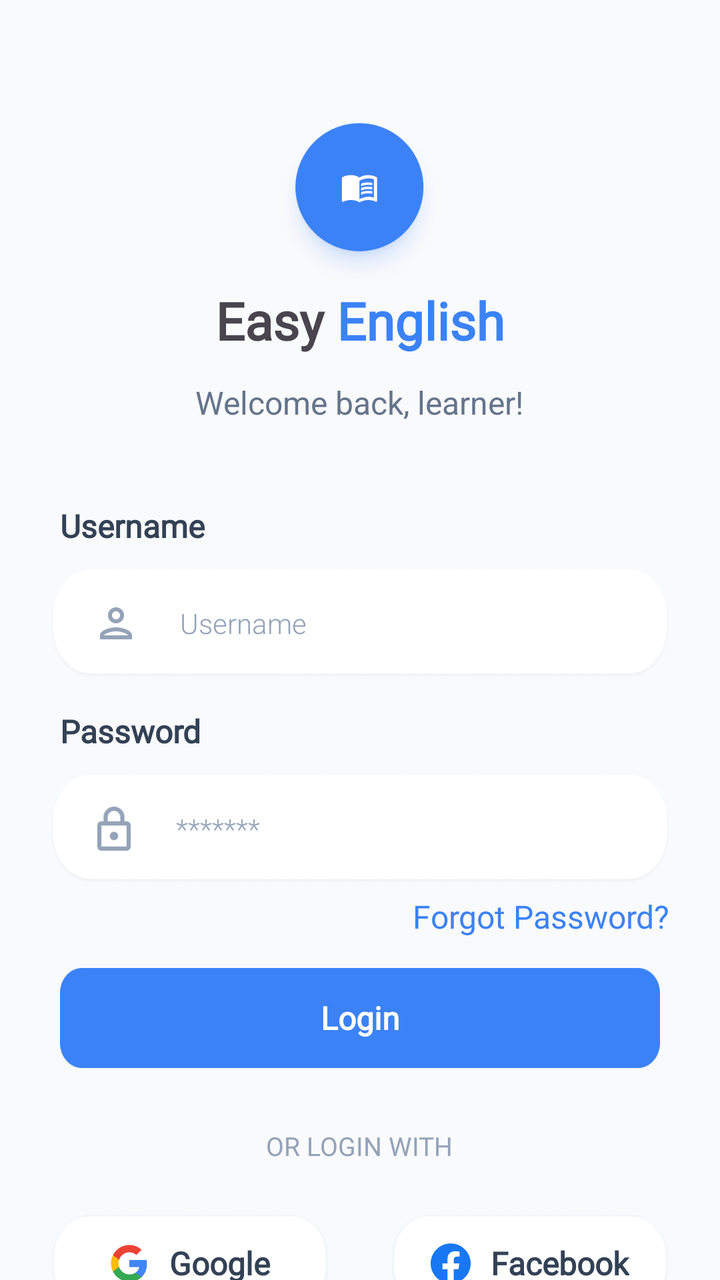
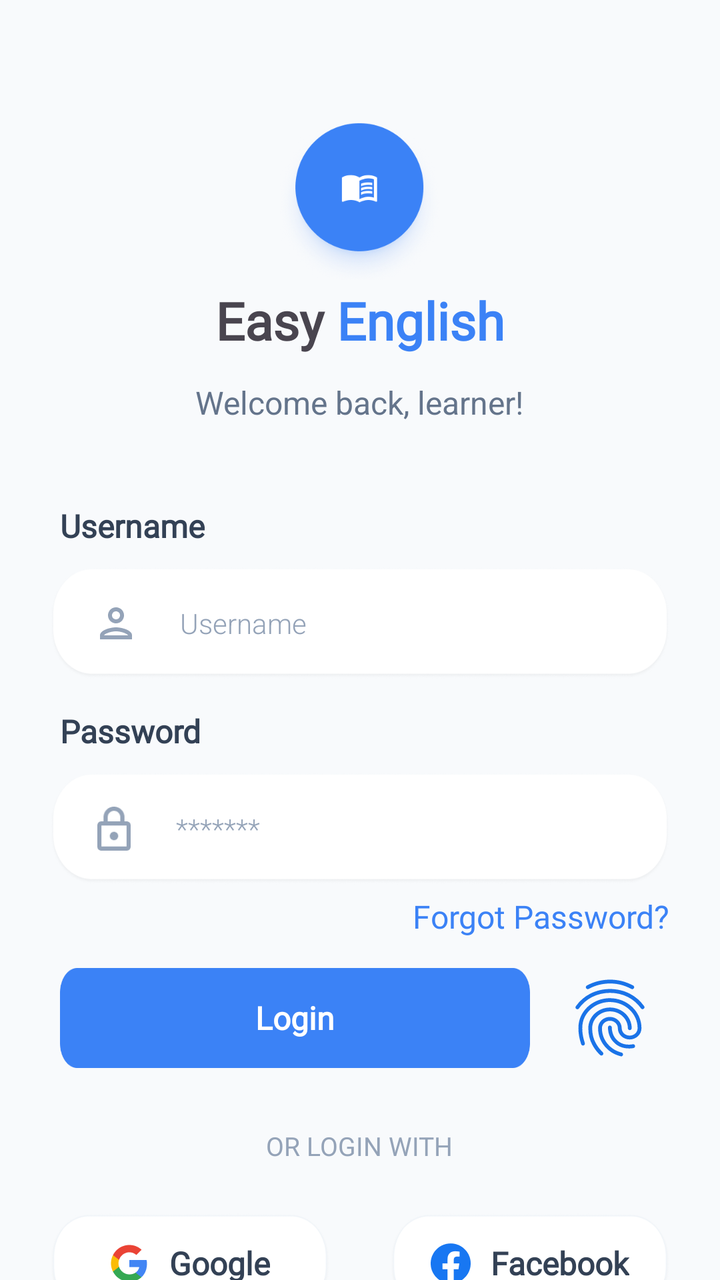

Compare the two renders of this Android layout. The source of the first and the diff that turns it into the second are given below.
<!-- AndroidManifest.xml: application theme Theme.ELearning -->
<!-- res/layout/fragment_login.xml -->
<?xml version="1.0" encoding="utf-8"?>
<LinearLayout xmlns:android="http://schemas.android.com/apk/res/android"
    xmlns:app="http://schemas.android.com/apk/res-auto"
    xmlns:tools="http://schemas.android.com/tools"
    android:layout_width="match_parent"
    android:layout_height="match_parent"
    android:background="@color/color_bg_app"
    android:orientation="vertical"
    android:paddingHorizontal="25dp"
    tools:ignore="UselessParent">

    <ImageView
        android:layout_width="80dp"
        android:layout_height="80dp"
        android:layout_gravity="center"
        android:layout_marginTop="60dp"
        android:src="@drawable/ic_logo_login"
        tools:ignore="ContentDescription,ImageContrastCheck" />

    <TextView
        android:layout_width="wrap_content"
        android:layout_height="60dp"
        android:layout_gravity="center"
        android:layout_marginTop="-10dp"
        android:fontFamily="@font/font_inter"
        android:gravity="center"
        android:text="@string/txt_splash"
        android:textFontWeight="800"
        android:textSize="26sp"
        tools:ignore="TextSizeCheck,TextContrastCheck" />

    <TextView
        android:layout_width="wrap_content"
        android:layout_height="wrap_content"
        android:layout_gravity="center"
        android:layout_marginBottom="40dp"
        android:fontFamily="sans-serif-light"
        android:text="@string/txt_des_login"
        android:textColor="@color/color_des_login"
        android:textFontWeight="400"
        android:textSize="16sp"
        tools:ignore="TextContrastCheck" />

    <LinearLayout
        android:layout_width="match_parent"
        android:layout_height="wrap_content"
        android:layout_marginBottom="15dp"
        android:orientation="vertical">

        <TextView
            android:layout_width="wrap_content"
            android:layout_height="wrap_content"
            android:layout_marginStart="5dp"
            android:layout_marginBottom="10dp"
            android:fontFamily="@font/font_inter"
            android:text="@string/txt_username"
            android:textColor="@color/color_text_app"
            android:textSize="16sp"
            android:textStyle="bold"
            tools:ignore="TextContrastCheck" />

        <TableRow
            android:layout_width="match_parent"
            android:layout_height="56dp"
            android:background="@drawable/bg_edt_login"
            android:gravity="center_vertical"
            android:paddingHorizontal="16dp">

            <ImageView
                android:layout_width="24dp"
                android:layout_height="24dp"
                android:layout_marginStart="5dp"
                android:layout_marginEnd="20dp"
                android:src="@drawable/ic_user"
                app:tint="@color/color_splash_des"
                tools:ignore="ContentDescription,ImageContrastCheck" />

            <EditText
                android:id="@+id/edtUsername"
                android:layout_width="0dp"
                android:layout_height="match_parent"
                android:layout_weight="1"
                android:autofillHints="@string/txt_username"
                android:background="@android:color/transparent"
                android:fontFamily="sans-serif-light"
                android:gravity="center_vertical"
                android:hint="@string/txt_username"
                android:inputType="text"
                android:maxLines="1"
                android:textColor="@color/color_text_app"
                android:textColorHint="@color/color_splash_des"
                android:textFontWeight="370"
                android:textSize="14sp"
                tools:ignore="TextContrastCheck,VisualLintTextFieldSize,DuplicateSpeakableTextCheck" />
        </TableRow>
    </LinearLayout>

    <LinearLayout
        android:layout_width="match_parent"
        android:layout_height="wrap_content"
        android:orientation="vertical">

        <TextView
            android:layout_width="wrap_content"
            android:layout_height="wrap_content"
            android:layout_marginStart="5dp"
            android:layout_marginBottom="10dp"
            android:fontFamily="@font/font_inter"
            android:text="@string/txt_password"
            android:textColor="@color/color_text_app"
            android:textSize="16sp"
            android:textStyle="bold" />

        <TableRow
            android:layout_width="match_parent"
            android:layout_height="56dp"
            android:background="@drawable/bg_edt_login"
            android:gravity="center_vertical"
            android:paddingHorizontal="16dp">

            <ImageView
                android:layout_width="22dp"
                android:layout_height="22dp"
                android:layout_marginStart="5dp"
                android:layout_marginEnd="20dp"
                android:src="@drawable/ic_password"
                app:tint="@color/color_splash_des"
                tools:ignore="ContentDescription,ImageContrastCheck" />

            <EditText
                android:id="@+id/edtPassword"
                android:layout_width="0dp"
                android:layout_height="match_parent"
                android:layout_weight="1"
                android:autofillHints="@string/txt_password_bycrypt"
                android:background="@android:color/transparent"
                android:fontFamily="sans-serif-light"
                android:gravity="center_vertical"
                android:hint="@string/txt_password_bycrypt"
                android:inputType="textPassword"
                android:maxLines="1"
                android:textColor="@color/color_text_app"
                android:textColorHint="@color/color_splash_des"
                android:textFontWeight="370"
                android:textSize="14sp"
                tools:ignore="TextContrastCheck,VisualLintTextFieldSize,DuplicateSpeakableTextCheck" />
        </TableRow>
    </LinearLayout>

    <TextView
        android:id="@+id/tvForgotPassword"
        android:layout_width="wrap_content"
        android:layout_height="wrap_content"
        android:layout_gravity="end"
        android:layout_marginTop="10dp"
        android:layout_marginVertical="5dp"
        android:layout_marginBottom="40dp"
        android:clickable="true"
        android:focusable="true"
        android:fontFamily="@font/font_inter"
        android:text="@string/txt_forgot_password"
        android:textColor="@color/color_app"
        android:textSize="16sp"
        tools:ignore="TextContrastCheck,TouchTargetSizeCheck" />

    <LinearLayout
        android:layout_width="match_parent"
        android:layout_height="50dp"
        android:layout_marginHorizontal="5dp"
        android:layout_marginTop="10dp"
        android:gravity="center_vertical"
        android:orientation="horizontal">

        <TextView
            android:id="@+id/btnLogin"
            android:layout_width="0dp"
            android:layout_height="match_parent"
            android:layout_weight="1"
            android:background="@drawable/bg_btn_login"
            android:clickable="true"
            android:focusable="true"
            android:fontFamily="@font/font_inter"
            android:gravity="center"
            android:text="@string/txt_login"
            android:textColor="@android:color/white"
            android:textFontWeight="730"
            android:textSize="16sp"
            tools:ignore="TextContrastCheck" />

        <ImageView
            android:id="@+id/ivFingerprint"
            android:layout_width="50dp"
            android:layout_height="50dp"
            android:layout_marginStart="15dp"
            android:background="@drawable/bg_login_more"
            android:clickable="true"
            android:focusable="true"
            android:padding="2dp"
            android:src="@drawable/ic_fingerprint"
            android:visibility="gone"
            app:tint="@color/color_app"
            tools:ignore="ContentDescription" />
    </LinearLayout>

    <TextView
        android:layout_width="wrap_content"
        android:layout_height="wrap_content"
        android:layout_gravity="center"
        android:layout_marginTop="30dp"
        android:layout_marginBottom="25dp"
        android:fontFamily="@font/font_inter"
        android:text="@string/txt_or_login_with"
        android:textColor="@color/color_splash_des"
        android:textSize="13sp"
        tools:ignore="TextContrastCheck" />

    <TableRow
        android:layout_width="match_parent"
        android:layout_height="wrap_content">

        <TableRow
            android:layout_width="0dp"
            android:layout_height="50dp"
            android:layout_marginEnd="30dp"
            android:layout_weight="1"
            android:background="@drawable/bg_login_more"
            android:gravity="center">

            <ImageView
                android:layout_width="20dp"
                android:layout_height="20dp"
                android:layout_marginEnd="10dp"
                android:src="@drawable/ic_google"
                tools:ignore="ContentDescription,ImageContrastCheck" />

            <TextView
                android:layout_width="wrap_content"
                android:layout_height="wrap_content"
                android:fontFamily="@font/font_inter"
                android:text="@string/txt_google"
                android:textColor="@color/color_text_app"
                android:textFontWeight="730"
                android:textSize="16sp"
                tools:ignore="TextContrastCheck" />
        </TableRow>

        <TableRow
            android:layout_width="0dp"
            android:layout_height="50dp"
            android:layout_weight="1"
            android:background="@drawable/bg_login_more"
            android:gravity="center">

            <ImageView
                android:layout_width="20dp"
                android:layout_height="20dp"
                android:layout_marginEnd="10dp"
                android:src="@drawable/ic_fb"
                tools:ignore="ContentDescription,ImageContrastCheck" />

            <TextView
                android:layout_width="wrap_content"
                android:layout_height="wrap_content"
                android:fontFamily="@font/font_inter"
                android:text="@string/tx_fb"
                android:textColor="@color/color_text_app"
                android:textFontWeight="730"
                android:textSize="16sp"
                tools:ignore="TextContrastCheck" />
        </TableRow>
    </TableRow>

    <LinearLayout
        android:layout_width="match_parent"
        android:layout_height="0dp"
        android:layout_weight="1"
        android:gravity="center">

        <TextView
            android:id="@+id/tvSignUp"
            android:layout_width="wrap_content"
            android:layout_height="wrap_content"
            android:layout_gravity="center|bottom"
            android:layout_marginBottom="20dp"
            android:clickable="true"
            android:focusable="true"
            android:fontFamily="@font/font_inter"
            android:gravity="center"
            android:text="@string/txt_no_account"
            tools:ignore="TextContrastCheck,TouchTargetSizeCheck" />
    </LinearLayout>


</LinearLayout>
<!-- resources referenced by this layout -->
<resources>
  <color name="color_app">#3B82F6</color>
  <color name="color_bg_app">#F8FAFC</color>
  <color name="color_des_login">#64748B</color>
  <color name="color_splash_des">#94A3B8</color>
  <color name="color_text_app">#334155</color>
  <!-- drawable bg_btn_login: png bitmap (drawable, 2579 bytes) -->
  <!-- drawable bg_edt_login: webp bitmap (drawable, 3574 bytes) -->
  <!-- drawable bg_login_more: webp bitmap (drawable, 4366 bytes) -->
  <!-- drawable ic_fb: webp bitmap (drawable, 472 bytes) -->
  <!-- drawable ic_fingerprint: vector/xml drawable (drawable, 2353 chars, omitted) -->
  <!-- drawable ic_google: webp bitmap (drawable, 826 bytes) -->
  <!-- drawable ic_logo_login: webp bitmap (drawable, 40024 bytes) -->
  <!-- drawable ic_password: webp bitmap (drawable, 350 bytes) -->
  <!-- drawable ic_user: webp bitmap (drawable, 434 bytes) -->
  <string name="tx_fb">Facebook</string>
  <string name="txt_des_login">Welcome back, learner!</string>
  <string name="txt_forgot_password">Forgot Password?</string>
  <string name="txt_google">Google</string>
  <string name="txt_login">Login</string>
  <string name="txt_no_account"><font color="#94A3B8">Don\'t have an account? </font><font color="#3B82F6">Sign Up</font></string>
  <string name="txt_or_login_with">OR LOGIN WITH</string>
  <string name="txt_password">Password</string>
  <string name="txt_password_bycrypt">*******</string>
  <string name="txt_splash">Easy <font color="#3B82F6">English</font></string>
  <string name="txt_username">Username</string>
  <style name="Theme.ELearning" parent="Base.Theme.ELearning" />
  <style name="Base.Theme.ELearning" parent="Theme.Material3.DayNight.NoActionBar">
          
      </style>
</resources>

<!-- the commit's change to res/layout/fragment_login.xml (unified diff, before → after) -->
@@ -192,13 +192,11 @@
             android:layout_width="50dp"
             android:layout_height="50dp"
             android:layout_marginStart="15dp"
-            android:background="@drawable/bg_login_more"
             android:clickable="true"
             android:focusable="true"
             android:padding="2dp"
             android:src="@drawable/ic_fingerprint"
-            android:visibility="gone"
-            app:tint="@color/color_app"
+            android:visibility="visible"
             tools:ignore="ContentDescription" />
     </LinearLayout>
 
@@ -219,6 +217,7 @@
         android:layout_height="wrap_content">
 
         <TableRow
+            android:id="@+id/btnGoogleLogin"
             android:layout_width="0dp"
             android:layout_height="50dp"
             android:layout_marginEnd="30dp"
